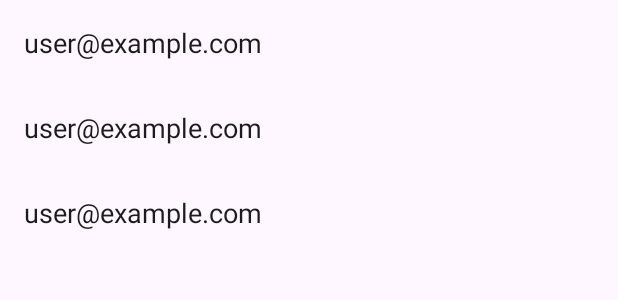
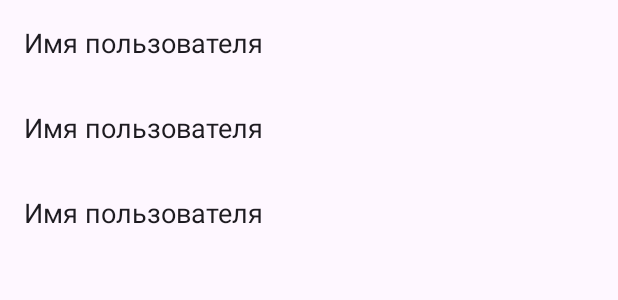
Before and after one commit to Andrey-Khmelevtsov/pigeon, an Android app: the layout activity_user_list.xml on its own in the app's theme, with its tools: preview values and no code run, on a phone screen of 412 x 824 dp. Shown: the top 300 px of the screen. Run offline under Robolectric (Android 15) with nearby library versions, the phone set to English and light mode, and no system bars.

Commit message:
Фаза 11: Первая версия без ошибок рабочая

```diff
--- a/app/src/main/res/layout/user_list_item.xml
+++ b/app/src/main/res/layout/user_list_item.xml
@@ -6,10 +6,10 @@
     android:padding="16dp">
 
     <TextView
-        android:id="@+id/textViewUserEmail"
+        android:id="@+id/textViewUsername"
         android:layout_width="wrap_content"
         android:layout_height="wrap_content"
-        android:text="user@example.com"
+        android:text="Имя пользователя"
         android:textSize="18sp"
         android:textColor="?android:attr/textColorPrimary"/>
 
```
Also changed, not shown: app/src/main/java/com/andrey/hybridchat/ChatActivity.kt (+4 -10 lines), app/src/main/java/com/andrey/hybridchat/UserAdapter.kt (+6 -11 lines).
